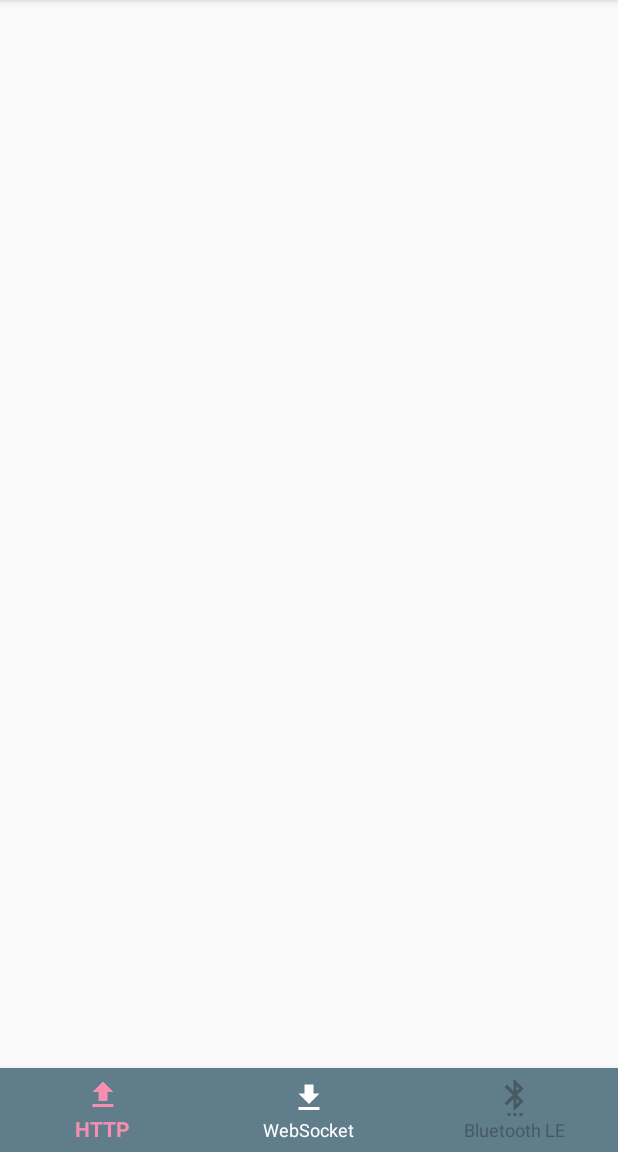
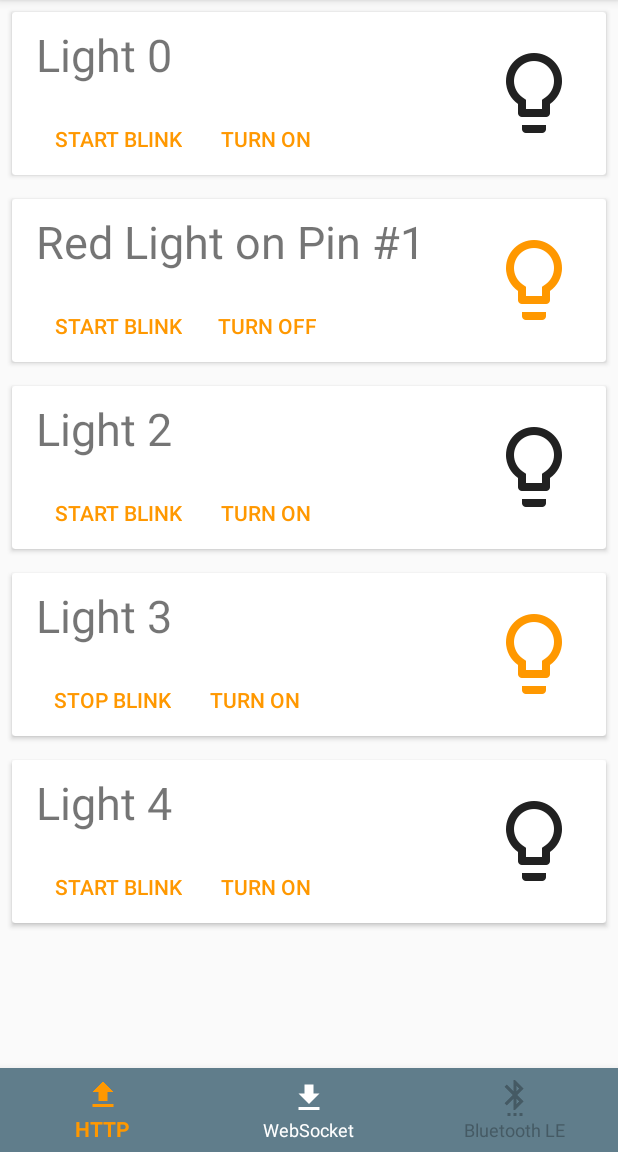
Before and after one commit to dicosta/gpio_client, an Android app: the screen it shows after launch (MainActivity), on a phone screen of 412 x 824 dp, the part 84-1236 px from its top. Run offline under Robolectric (Android 15) with nearby library versions, the phone set to English and light mode, and no system bars; our stand-ins replace ButterKnife.

Commit message:
added fragments and implemented light adapter

```diff
--- a/app/build.gradle
+++ b/app/build.gradle
@@ -24,7 +24,9 @@ dependencies {
     implementation 'com.android.support:appcompat-v7:26.1.0'
     implementation 'com.android.support.constraint:constraint-layout:1.0.2'
     implementation 'com.android.support:design:26.1.0'
+    implementation 'com.android.support:cardview-v7:26.1.0'
 
+    implementation 'com.android.support:support-v4:26.1.0'
     testImplementation 'junit:junit:4.12'
 
     compile 'com.squareup.retrofit2:retrofit:2.3.0'
--- a/app/src/main/AndroidManifest.xml
+++ b/app/src/main/AndroidManifest.xml
@@ -9,7 +9,7 @@
         android:roundIcon="@mipmap/ic_launcher_round"
         android:supportsRtl="true"
         android:theme="@style/AppTheme">
-        <activity android:name=".MainActivity">
+        <activity android:name=".view.MainActivity">
             <intent-filter>
                 <action android:name="android.intent.action.MAIN" />
 
--- a/app/src/main/java/com/dicosta/gpioclient/MainActivity.java
+++ /dev/null
@@ -1,40 +0,0 @@
-package com.dicosta.gpioclient;
-
-import android.support.annotation.NonNull;
-import android.support.design.widget.BottomNavigationView;
-import android.support.v7.app.AppCompatActivity;
-import android.os.Bundle;
-import android.view.MenuItem;
-
-import butterknife.BindView;
-import butterknife.ButterKnife;
-
-public class MainActivity extends AppCompatActivity {
-
-    @BindView(R.id.bottom_navigation)
-    BottomNavigationView mBottomNavigationView;
-
-    @Override
-    protected void onCreate(Bundle savedInstanceState) {
-        super.onCreate(savedInstanceState);
-        setContentView(R.layout.activity_main);
-
-        ButterKnife.bind(this);
-
-        mBottomNavigationView.setOnNavigationItemSelectedListener(
-                new BottomNavigationView.OnNavigationItemSelectedListener() {
-                    @Override
-                    public boolean onNavigationItemSelected(@NonNull MenuItem item) {
-                        switch (item.getItemId()) {
-                            case R.id.action_http:
-
-                            case R.id.action_ws:
-
-                            case R.id.action_ble:
-
-                        }
-                        return true;
-                    }
-                });
-    }
-}
--- /dev/null
+++ b/app/src/main/java/com/dicosta/gpioclient/adapter/LightItemAdapter.java
@@ -0,0 +1,135 @@
+package com.dicosta.gpioclient.adapter;
+
+import android.support.v7.widget.RecyclerView;
+import android.view.LayoutInflater;
+import android.view.View;
+import android.view.ViewGroup;
+import android.widget.Button;
+import android.widget.ImageView;
+import android.widget.TextView;
+
+import com.dicosta.gpioclient.R;
+import com.dicosta.gpioclient.domain.Light;
+
+import java.util.ArrayList;
+import java.util.List;
+
+import butterknife.BindView;
+import butterknife.ButterKnife;
+
+/**
+ * Created by diego on 17/01/18.
+ */
+
+public class LightItemAdapter extends RecyclerView.Adapter<RecyclerView.ViewHolder>{
+
+    public interface LightItemAdapterListener {
+        void onSwitchTurnOnClicked(Light light);
+        void onSwitchTurnOffClicked(Light light);
+        void onStartBlinkClicked(Light light);
+        void onStopBlinkClicked(Light light);
+    }
+
+    private List<Light> mItems = new ArrayList<>();
+    private LightItemAdapterListener mListener;
+
+    public void setItems(List<Light> items) {
+        mItems.clear();
+        mItems.addAll(items);
+    }
+
+    public void setLightItemAdapterListener(LightItemAdapterListener listener) {
+        mListener = listener;
+    }
+
+    @Override
+    public RecyclerView.ViewHolder onCreateViewHolder(ViewGroup parent, int viewType) {
+        View v = LayoutInflater.from(parent.getContext()).inflate(R.layout.item_light, parent, false);
+        LightItemViewHolder holder = new LightItemViewHolder(v, new ViewHolderListener() {
+            @Override
+            public void switchButtonClicked(LightItemViewHolder vh) {
+                if (mListener != null) {
+                    Light light = mItems.get(vh.getAdapterPosition());
+
+                    if (light.isLightOff()) {
+                        mListener.onSwitchTurnOnClicked(light);
+                    } else {
+                        mListener.onSwitchTurnOffClicked(light);
+                    }
+                }
+            }
+
+            @Override
+            public void blinkButtonClicked(LightItemViewHolder vh) {
+                if (mListener != null) {
+                    Light light = mItems.get(vh.getAdapterPosition());
+
+                    if (light.isLighBlink()) {
+                        mListener.onStopBlinkClicked(light);
+                    } else {
+                        mListener.onStartBlinkClicked(light);
+                    }
+                }
+            }
+        });
+        return holder;
+    }
+
+    @Override
+    public void onBindViewHolder(RecyclerView.ViewHolder holder, int position) {
+        Light currentLight = mItems.get(holder.getAdapterPosition());
+
+        LightItemViewHolder viewHolder = (LightItemViewHolder)holder;
+
+        viewHolder.imgBulb.setSelected(currentLight.isLightOn() || currentLight.isLighBlink());
+        viewHolder.txtName.setText(currentLight.getName());
+
+        viewHolder.btnBlink.setText(currentLight.isLighBlink() ? R.string.stop_blink : R.string.start_blink);
+        viewHolder.btnSwitch.setText(currentLight.isLightOn() ? R.string.turn_off: R.string.turn_on);
+    }
+
+    @Override
+    public int getItemCount() {
+        return mItems.size();
+    }
+
+    static class LightItemViewHolder extends RecyclerView.ViewHolder {
+
+        @BindView(R.id.txt_name)
+        TextView txtName;
+        @BindView(R.id.btn_switch)
+        Button btnSwitch;
+        @BindView(R.id.btn_blink)
+        Button btnBlink;
+        @BindView(R.id.img_bulb)
+        ImageView imgBulb;
+
+        ViewHolderListener viewHolderListener;
+
+        public LightItemViewHolder(View itemView, ViewHolderListener listener) {
+            super(itemView);
+            ButterKnife.bind(this, itemView);
+
+            this.viewHolderListener = listener;
+
+            btnSwitch.setOnClickListener(new View.OnClickListener() {
+                @Override
+                public void onClick(View v) {
+                    viewHolderListener.switchButtonClicked(LightItemViewHolder.this);
+                }
+            });
+
+            btnBlink.setOnClickListener(new View.OnClickListener() {
+                @Override
+                public void onClick(View v) {
+                    viewHolderListener.blinkButtonClicked(LightItemViewHolder.this);
+                }
+            });
+        }
+    }
+
+    interface ViewHolderListener {
+        void switchButtonClicked(LightItemViewHolder vh);
+        void blinkButtonClicked(LightItemViewHolder vh);
+    }
+}
--- /dev/null
+++ b/app/src/main/java/com/dicosta/gpioclient/domain/Light.java
@@ -0,0 +1,93 @@
+package com.dicosta.gpioclient.domain;
+
+import android.support.annotation.StringDef;
+
+import java.lang.annotation.Retention;
+
+import static java.lang.annotation.RetentionPolicy.SOURCE;
+
+/**
+ * Created by diego on 17/01/18.
+ */
+
+public class Light {
+
+
+    @Retention(SOURCE)
+    @StringDef({
+            STATE_ON,
+            STATE_OFF,
+            STATE_DIM,
+            STATE_BLINK
+    })
+    public @interface LightState {}
+
+    public static final String STATE_ON = "ON";
+    public static final String STATE_OFF = "OFF";
+    public static final String STATE_DIM = "DIM";
+    public static final String STATE_BLINK = "BLINK";
+
+
+    private int id;
+    private boolean isDimmable;
+    private @LightState String name;
+    private String color;
+    private String state;
+
+
+    public int getId() {
+        return id;
+    }
+
+    public void setId(int id) {
+        this.id = id;
+    }
+
+    public boolean isDimmable() {
+        return isDimmable;
+    }
+
+    public void setDimmable(boolean dimmable) {
+        isDimmable = dimmable;
+    }
+
+    public String getName() {
+        return name;
+    }
+
+    public void setName(String name) {
+        this.name = name;
+    }
+
+    public String getColor() {
+        return color;
+    }
+
+    public void setColor(String color) {
+        this.color = color;
+    }
+
+    public @LightState String getState() {
+        return state;
+    }
+
+    public void setState(@LightState String state) {
+        this.state = state;
+    }
+
+    public boolean isLightOn() {
+        return STATE_ON.equals(state);
+    }
+
+    public boolean isLightOff() {
+        return STATE_OFF.equals(state);
+    }
+
+    public boolean isLightDim() {
+        return STATE_DIM.equals(state);
+    }
+
+    public boolean isLighBlink() {
+        return STATE_BLINK.equals(state);
+    }
+}
--- /dev/null
+++ b/app/src/main/java/com/dicosta/gpioclient/view/HTTPFragment.java
@@ -0,0 +1,116 @@
+package com.dicosta.gpioclient.view;
+
+
+import android.os.Bundle;
+import android.support.annotation.Nullable;
+import android.support.v4.app.Fragment;
+import android.support.v7.widget.LinearLayoutManager;
+import android.support.v7.widget.RecyclerView;
+import android.util.Log;
+import android.view.LayoutInflater;
+import android.view.View;
+import android.view.ViewGroup;
+
+import com.dicosta.gpioclient.R;
+import com.dicosta.gpioclient.adapter.LightItemAdapter;
+import com.dicosta.gpioclient.domain.Light;
+
+import java.util.ArrayList;
+import java.util.List;
+
+import butterknife.BindView;
+import butterknife.ButterKnife;
+import butterknife.Unbinder;
+
+public class HTTPFragment extends Fragment {
+
+    @BindView(R.id.lights_list)
+    RecyclerView mLightsList;
+
+    private Unbinder mUnbinder;
+    private LightItemAdapter mLightItemAdapter;
+
+    public HTTPFragment() {
+        // Required empty public constructor
+    }
+
+    public static HTTPFragment newInstance() {
+        HTTPFragment fragment = new HTTPFragment();
+        return fragment;
+    }
+
+    @Override
+    public void onCreate(Bundle savedInstanceState) {
+        super.onCreate(savedInstanceState);
+    }
+
+    @Override
+    public View onCreateView(LayoutInflater inflater, ViewGroup container,
+                             Bundle savedInstanceState) {
+        View view = inflater.inflate(R.layout.fragment_http, container, false);
+        mUnbinder = ButterKnife.bind(this, view);
+
+        return view;
+    }
+
+    @Override
+    public void onActivityCreated(@Nullable Bundle savedInstanceState) {
+        super.onActivityCreated(savedInstanceState);
+
+        mLightItemAdapter = new LightItemAdapter();
+
+        List<Light> list = new ArrayList<>();
+        for (int i = 0; i < 5; i++) {
+            Light newLight = new Light();
+
+            if (i == 1) {
+                newLight.setName("Red Light on Pin #1");
+                newLight.setState(Light.STATE_ON);
+            } else if (i == 2) {
+                newLight.setName("Light " + String.valueOf(i));
+                newLight.setState(Light.STATE_OFF);
+            } else if (i == 3) {
+                newLight.setName("Light " + String.valueOf(i));
+                newLight.setState(Light.STATE_BLINK);
+            } else {
+                newLight.setName("Light " + String.valueOf(i));
+                newLight.setState(Light.STATE_OFF);
+            }
+
+            list.add(newLight);
+        }
+        mLightItemAdapter.setItems(list);
+
+        mLightsList.setLayoutManager(new LinearLayoutManager(this.getContext()));
+        mLightsList.setAdapter(mLightItemAdapter);
+
+        mLightItemAdapter.setLightItemAdapterListener(new LightItemAdapter.LightItemAdapterListener() {
+            @Override
+            public void onSwitchTurnOnClicked(Light light) {
+                Log.d("LIGHT ADAPTER LISTENER", "turn on clicked");
+            }
+
+            @Override
+            public void onSwitchTurnOffClicked(Light light) {
+                Log.d("LIGHT ADAPTER LISTENER", "turn off clicked");
+            }
+
+            @Override
+            public void onStartBlinkClicked(Light light) {
+                Log.d("LIGHT ADAPTER LISTENER", "start blink clicked");
+            }
+
+            @Override
+            public void onStopBlinkClicked(Light light) {
+                Log.d("LIGHT ADAPTER LISTENER", "stop blink clicked");
+            }
+        });
+    }
+
+    @Override
+    public void onDestroyView() {
+        super.onDestroyView();
+
+        mUnbinder.unbind();
+    }
+}
--- /dev/null
+++ b/app/src/main/java/com/dicosta/gpioclient/view/MainActivity.java
@@ -0,0 +1,60 @@
+package com.dicosta.gpioclient.view;
+
+import android.support.annotation.NonNull;
+import android.support.design.widget.BottomNavigationView;
+import android.support.v4.app.Fragment;
+import android.support.v4.app.FragmentTransaction;
+import android.support.v7.app.AppCompatActivity;
+import android.os.Bundle;
+import android.view.MenuItem;
+
+import com.dicosta.gpioclient.R;
+
+import butterknife.BindView;
+import butterknife.ButterKnife;
+
+public class MainActivity extends AppCompatActivity {
+
+    @BindView(R.id.bottom_navigation)
+    BottomNavigationView mBottomNavigationView;
+
+    @Override
+    protected void onCreate(Bundle savedInstanceState) {
+        super.onCreate(savedInstanceState);
+        setContentView(R.layout.activity_main);
+
+        ButterKnife.bind(this);
+
+        mBottomNavigationView.setOnNavigationItemSelectedListener(
+                new BottomNavigationView.OnNavigationItemSelectedListener() {
+                    @Override
+                    public boolean onNavigationItemSelected(@NonNull MenuItem item) {
+                        switch (item.getItemId()) {
+                            case R.id.action_http: {
+                                loadFragment(HTTPFragment.newInstance());
+                                break;
+                            }
+                            case R.id.action_ws: {
+                                loadFragment(WSFragment.newInstance());
+                                break;
+                            }
+                            case R.id.action_ble: {
+                                loadFragment(BLEFragment.newInstance());
+                                break;
+                            }
+
+                        }
+                        return true;
+                    }
+                });
+
+
+        mBottomNavigationView.setSelectedItemId(R.id.action_http);
+    }
+
+    private void loadFragment(Fragment fragment) {
+        FragmentTransaction fragmentTransaction = getSupportFragmentManager().beginTransaction();
+        fragmentTransaction.replace(R.id.container_panel, fragment);
+        fragmentTransaction.commit();
+    }
+}
--- /dev/null
+++ b/app/src/main/res/drawable/selector_light_bulb_color.xml
@@ -0,0 +1,6 @@
+<?xml version="1.0" encoding="utf-8"?>
+<selector xmlns:android="http://schemas.android.com/apk/res/android">
+    <item android:color="@color/colorAccent" android:state_selected="true"/>
+    <item android:color="@color/colorPrimaryText" android:state_selected="false"/>
+    <item android:color="@color/colorPrimaryText"/>
+</selector>
--- a/app/src/main/res/layout/activity_main.xml
+++ b/app/src/main/res/layout/activity_main.xml
@@ -4,7 +4,7 @@
     xmlns:tools="http://schemas.android.com/tools"
     android:layout_width="match_parent"
     android:layout_height="match_parent"
-    tools:context="com.dicosta.gpioclient.MainActivity">
+    tools:context="com.dicosta.gpioclient.view.MainActivity">
 
     <RelativeLayout
         android:layout_width="match_parent"
--- /dev/null
+++ b/app/src/main/res/layout/fragment_http.xml
@@ -0,0 +1,13 @@
+<FrameLayout
+    xmlns:android="http://schemas.android.com/apk/res/android"
+    xmlns:tools="http://schemas.android.com/tools"
+    android:layout_width="match_parent"
+    android:layout_height="match_parent"
+    tools:context="com.dicosta.gpioclient.view.HTTPFragment">
+
+    <android.support.v7.widget.RecyclerView
+        android:id="@+id/lights_list"
+        android:layout_width="match_parent"
+        android:layout_height="match_parent" />
+
+</FrameLayout>
--- /dev/null
+++ b/app/src/main/res/layout/item_light.xml
@@ -0,0 +1,66 @@
+<?xml version="1.0" encoding="utf-8"?>
+<android.support.v7.widget.CardView xmlns:android="http://schemas.android.com/apk/res/android"
+    xmlns:app="http://schemas.android.com/apk/res-auto"
+    android:id="@+id/cardView"
+    android:layout_width="match_parent"
+    android:layout_height="wrap_content"
+    android:layout_marginTop="8dp"
+    android:layout_marginBottom="8dp"
+    android:layout_marginStart="8dp"
+    android:layout_marginEnd="8dp"
+    app:cardCornerRadius="2dp"
+    app:cardElevation="2dp">
+
+    <RelativeLayout
+        android:id="@+id/cardContent"
+        android:layout_width="match_parent"
+        android:layout_height="wrap_content"
+        android:paddingTop="8dp"
+        android:paddingEnd="16dp"
+        android:paddingStart="16dp">
+
+        <TextView
+            android:id="@+id/txt_name"
+            android:layout_width="wrap_content"
+            android:layout_height="wrap_content"
+            android:layout_alignParentTop="true"
+            android:text="Title"
+            android:textSize="30sp" />
+
+        <LinearLayout
+            android:layout_below="@+id/txt_name"
+            android:layout_marginTop="12dp"
+            android:layout_width="wrap_content"
+            android:layout_height="wrap_content">
+
+            <Button
+                android:id="@+id/btn_blink"
+                android:text="Blink"
+                android:textColor="@color/colorAccent"
+                style="@style/Widget.AppCompat.Button.Borderless"
+                android:layout_width="wrap_content"
+                android:layout_height="wrap_content" />
+
+            <Button
+                android:id="@+id/btn_switch"
+                android:text="Turn on"
+                android:layout_below="@+id/txt_name"
+                android:textColor="@color/colorAccent"
+                style="@style/Widget.AppCompat.Button.Borderless"
+                android:layout_width="wrap_content"
+                android:layout_height="wrap_content" />
+
+        </LinearLayout>
+
+        <ImageView
+            android:id="@+id/img_bulb"
+            android:src="@drawable/ic_lightbulb"
+            android:layout_alignParentEnd="true"
+            android:layout_centerVertical="true"
+            android:tint="@drawable/selector_light_bulb_color"
+            android:layout_width="64dp"
+            android:layout_height="64dp" />
+
+    </RelativeLayout>
+
+</android.support.v7.widget.CardView>
--- a/app/src/main/res/values/colors.xml
+++ b/app/src/main/res/values/colors.xml
@@ -3,7 +3,7 @@
 
     <color name="colorPrimary">#607D8B</color>
     <color name="colorPrimaryDark">#455A64</color>
-    <color name="colorAccent">#f48fb1</color>
+    <color name="colorAccent">#FF9800</color>
     <color name="colorPrimaryLight">#CFD8DC</color>
     <color name="colorPrimaryText">#212121</color>
     <color name="colorSecondaryText">#757575</color>
--- a/app/src/main/res/values/strings.xml
+++ b/app/src/main/res/values/strings.xml
@@ -4,4 +4,10 @@
     <string name="menu_option_http">HTTP</string>
     <string name="menu_option_ws">WebSocket</string>
     <string name="menu_option_ble">Bluetooth LE</string>
+
+    <string name="turn_on">Turn On</string>
+    <string name="turn_off">Turn Off</string>
+    <string name="start_blink">Start Blink</string>
+    <string name="stop_blink">Stop Blink</string>
+
 </resources>
```
Also changed, not shown: app/src/main/java/com/dicosta/gpioclient/view/BLEFragment.java (added, +32 -0 lines), app/src/main/java/com/dicosta/gpioclient/view/WSFragment.java (added, +40 -0 lines), app/src/main/res/layout/fragment_ble.xml (added, +13 -0 lines), app/src/main/res/layout/fragment_ws.xml (added, +13 -0 lines), app/src/main/res/drawable/ic_lightbulb.png (added).
